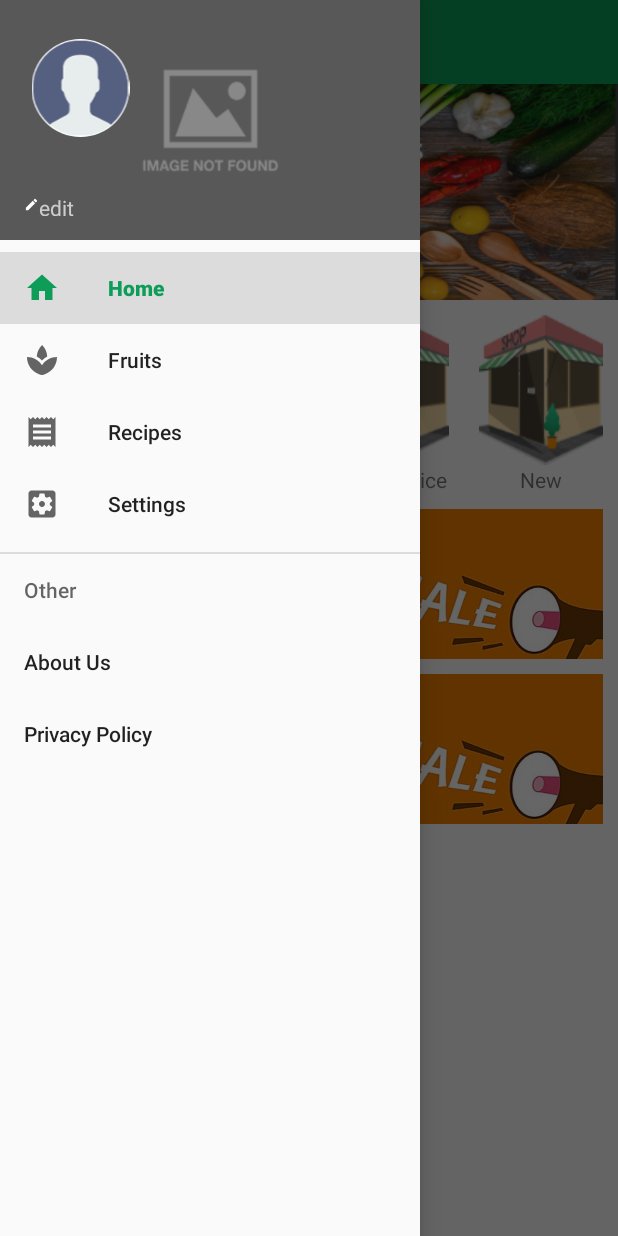
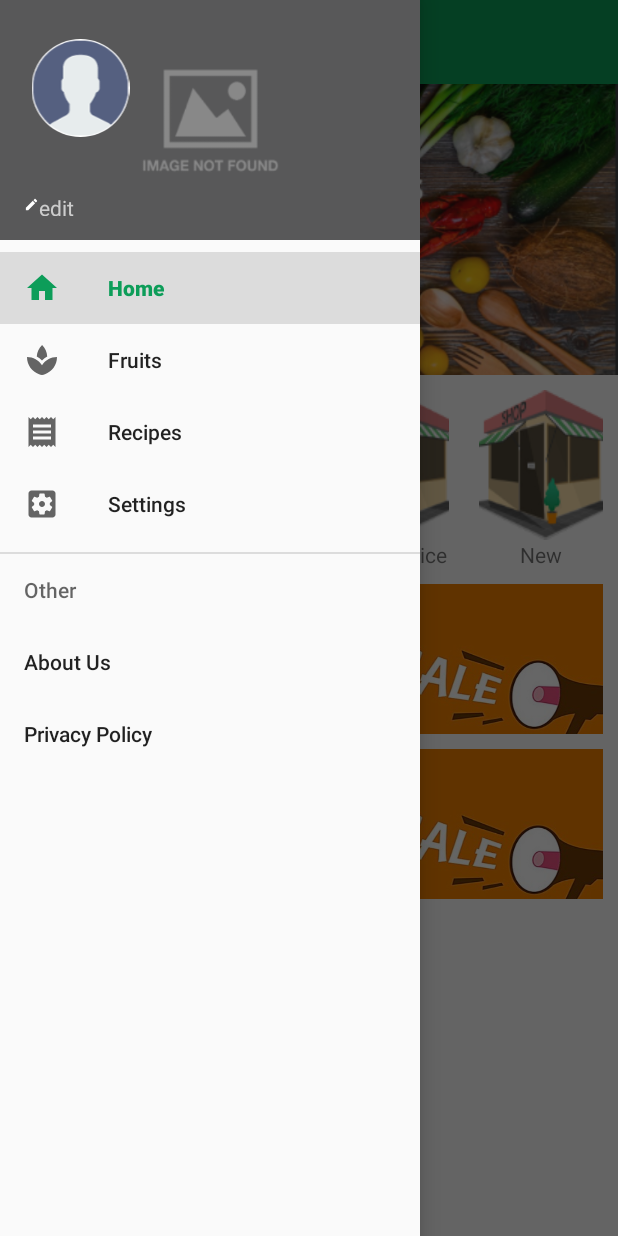
Before and after one commit to zulham724/wohfresh-app, an Android app: the HomeFragment screen opened directly, with no data from a screen before it, with the side drawer open, on a phone screen of 412 x 824 dp. Run offline under Robolectric (Android 15) with nearby library versions, the phone set to English and light mode, and no system bars; libraries missing offline, so code that uses them is left out: com.pixplicity.easyprefs; pictures from the network do not load; 1 statement that could not run was skipped.

Commit message:
styling home fragment

```diff
--- a/app/src/main/res/layout/fragment_home.xml
+++ b/app/src/main/res/layout/fragment_home.xml
@@ -18,7 +18,7 @@
 
             <ImageView
                 android:layout_width="wrap_content"
-                android:layout_height="200dp"
+                android:layout_height="250dp"
                 android:scaleType="fitXY"
                 android:src="@drawable/d_header" />
 
@@ -75,11 +75,9 @@
                 android:src="@drawable/d_home_diskon" />
 
             <ImageView
+                android:layout_margin="10dp"
                 android:layout_width="wrap_content"
                 android:layout_height="100dp"
-                android:layout_marginLeft="10dp"
-                android:layout_marginRight="10dp"
-                android:layout_marginTop="10dp"
                 android:scaleType="fitXY"
                 android:src="@drawable/d_home_diskon" />
 
```
